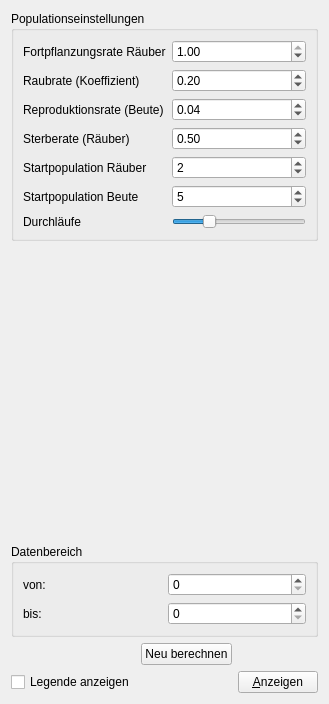
The window that raeuber-beute/werkzeuge.ui (cniehaus/biotools) describes before a commit, drawn with Qt 5.
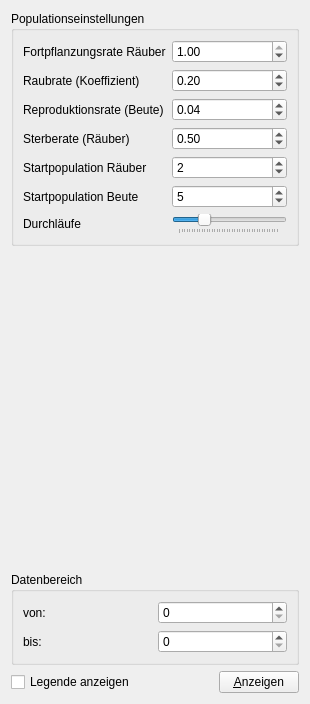
The same window after the commit.

Commit message: Smaller changes in the UI, esp one button could be removed

```diff
--- a/raeuber-beute/werkzeuge.ui
+++ b/raeuber-beute/werkzeuge.ui
@@ -166,6 +166,12 @@
         <property name="orientation">
          <enum>Qt::Horizontal</enum>
         </property>
+        <property name="tickPosition">
+         <enum>QSlider::TicksBelow</enum>
+        </property>
+        <property name="tickInterval">
+         <number>500</number>
+        </property>
        </widget>
       </item>
       <item row="6" column="0">
@@ -185,8 +191,8 @@
      </property>
      <property name="sizeHint" stdset="0">
       <size>
-       <width>20</width>
-       <height>284</height>
+       <width>138</width>
+       <height>308</height>
       </size>
      </property>
     </spacer>
@@ -226,21 +232,14 @@
      </layout>
     </widget>
    </item>
-   <item row="3" column="1">
-    <widget class="QPushButton" name="calculate_button">
-     <property name="text">
-      <string>Neu berechnen</string>
-     </property>
-    </widget>
-   </item>
-   <item row="4" column="0">
+   <item row="3" column="0">
     <widget class="QCheckBox" name="legend_cb">
      <property name="text">
       <string>Legende anzeigen</string>
      </property>
     </widget>
    </item>
-   <item row="4" column="1">
+   <item row="3" column="1">
     <spacer name="horizontalSpacer">
      <property name="orientation">
       <enum>Qt::Horizontal</enum>
@@ -253,7 +252,7 @@
      </property>
     </spacer>
    </item>
-   <item row="4" column="2">
+   <item row="3" column="2">
     <widget class="QPushButton" name="show_button">
      <property name="text">
       <string>&amp;Anzeigen</string>
```
Left out of the diff: 35 changed lines with no effect on the pictures.
